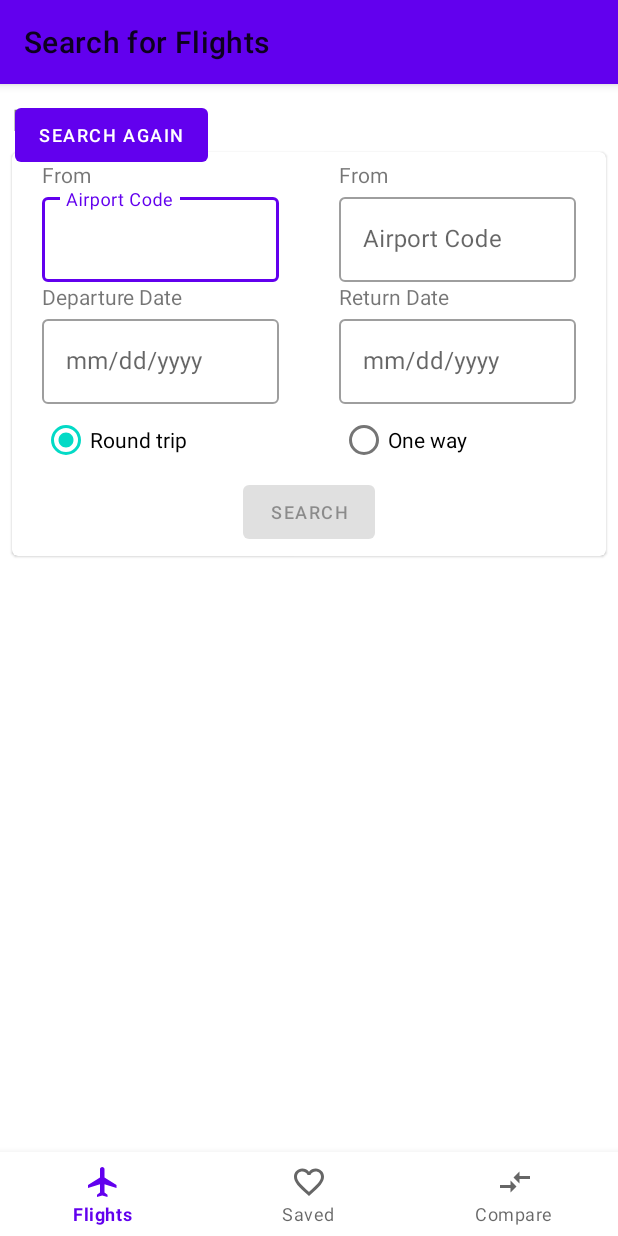
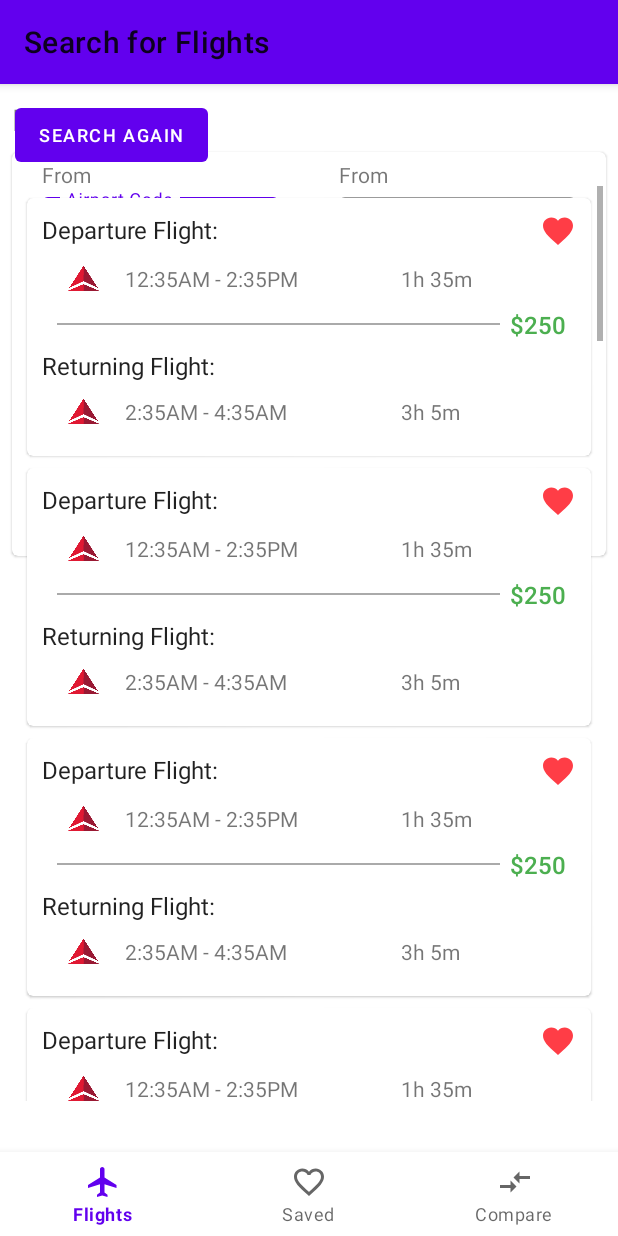
Before and after one commit to amandaf360/FlightCompare, an Android app: the fragment SearchResults placed in its activity, on a phone screen of 412 x 824 dp. Run offline under Robolectric (Android 15) with nearby library versions, the phone set to English and light mode, and no system bars; our stand-ins replace Firebase (no records; nobody signed in at launch, a user with empty details on screens opened directly).

Commit message:
search results stuff

```diff
--- a/app/src/main/java/com/example/flightcompare/FlightsTab/MyFlightResultRecyclerViewAdapter.java
+++ b/app/src/main/java/com/example/flightcompare/FlightsTab/MyFlightResultRecyclerViewAdapter.java
@@ -3,19 +3,16 @@ package com.example.flightcompare.FlightsTab;
 import androidx.recyclerview.widget.RecyclerView;
 
 import android.content.Context;
-import android.content.Intent;
-import android.graphics.drawable.Drawable;
-import android.graphics.drawable.Icon;
 import android.view.LayoutInflater;
 import android.view.View;
 import android.view.ViewGroup;
-import android.widget.AdapterView;
-import android.widget.CheckBox;
 import android.widget.ImageButton;
 import android.widget.ImageView;
 import android.widget.TextView;
 
 import com.example.flightcompare.Data.CollectionObjects.Flight;
+import com.example.flightcompare.Data.JsonObjects.FlightLeg;
+import com.example.flightcompare.Data.JsonObjects.Trip;
 import com.example.flightcompare.R;
 
 import java.util.ArrayList;
@@ -23,33 +20,34 @@ import java.util.List;
 
 public class MyFlightResultRecyclerViewAdapter extends RecyclerView.Adapter<MyFlightResultRecyclerViewAdapter.ViewHolder> {
 
-    private final List<Object> mItems;
+    private final List<Trip> mItems;
     private Context context;
 
     class ViewHolder extends RecyclerView.ViewHolder {
-        ImageView mImageView1;
-        TextView mTextView1;
-        TextView mTextView2;
-        TextView mTextView3;
-        ImageView mImageView2;
-        TextView mTextView4;
-        TextView mTextView5;
-        TextView mTextView6;
+        ImageView departAirlineImage;
+        TextView departTimeTextView;
+        TextView departDurationTextView;
+        ImageView returnAirlineImage;
+        TextView returnTimeTextView;
+        TextView returnDurationTextView;
+        TextView tripPriceTextView;
         ImageButton faveButton;
+        View divider;
         boolean favorited = false;
 //        CheckBox mCheckBox;
 
         ViewHolder(View v) {
             super(v);
-            mImageView1 = v.findViewById(R.id.depart_flight_airline_img);
-            mTextView1 = v.findViewById(R.id.depart_time_text);
-            mTextView2 = v.findViewById(R.id.depart_duration_text);
-            mTextView3 = v.findViewById(R.id.depart_price_text);
+            departAirlineImage = v.findViewById(R.id.depart_flight_airline_img);
+            departTimeTextView = v.findViewById(R.id.depart_time_text);
+            departDurationTextView = v.findViewById(R.id.depart_duration_text);
 
-            mImageView2 = v.findViewById(R.id.return_flight_airline_img);
-            mTextView4 = v.findViewById(R.id.return_time_text);
-            mTextView5 = v.findViewById(R.id.return_duration_text);
-            mTextView6 = v.findViewById(R.id.return_price_text);
+            returnAirlineImage = v.findViewById(R.id.return_flight_airline_img);
+            returnTimeTextView = v.findViewById(R.id.return_time_text);
+            returnDurationTextView = v.findViewById(R.id.return_duration_text);
+
+            tripPriceTextView = v.findViewById(R.id.flight_results_price_text);
+            divider = v.findViewById(R.id.flight_results_divider);
 
             faveButton = v.findViewById(R.id.favoriteButton);
 //            mCheckBox = v.findViewById(R.id.checkbox);
@@ -79,7 +77,7 @@ public class MyFlightResultRecyclerViewAdapter extends RecyclerView.Adapter<MyFl
 
     }
 
-    public MyFlightResultRecyclerViewAdapter(List<Object> lines) {
+    public MyFlightResultRecyclerViewAdapter(List<Trip> lines) {
         this.mItems = lines;
     }
 
@@ -93,89 +91,28 @@ public class MyFlightResultRecyclerViewAdapter extends RecyclerView.Adapter<MyFl
 
     @Override
     public void onBindViewHolder(ViewHolder holder, int position) {
-//        Icon flightIcon = (Icon)context.getResources().getDrawable(R.drawable.ic_flights, null);
-        String temp;
+        Trip trip = mItems.get(position);
+        boolean roundTrip = (trip.getInboundLeg() != null);
+
+        holder.departAirlineImage.setImageResource(R.drawable.delta_logo);
+        // parse the time for the outbound leg
+        holder.departTimeTextView.setText(parseFlightTime(trip.getOutboundLeg()));
+//        holder.departDurationTextView.setText(trip.getOutboundLeg().);
+        holder.departDurationTextView.setText("1h 35m");
+
+        if(roundTrip) {
+            holder.returnAirlineImage.setImageResource(R.drawable.delta_logo);
+            // parse the time for the inbound leg
+            holder.returnTimeTextView.setText(parseFlightTime(trip.getInboundLeg()));
+//        holder.returnDurationTextView.setText(trip.getInboundLeg().);
+            holder.returnDurationTextView.setText("3h 5m");
+            holder.divider.setVisibility(View.VISIBLE);
+        }
+        else {
+            holder.divider.setVisibility(View.INVISIBLE);
+        }
+        holder.tripPriceTextView.setText("$" + trip.getPrice());
         holder.bindFavoriteButton(mItems.get(position));
-        //final ImageButton btnTest =(ImageButton) findViewById(R.id.btnexctract);
-//        final ImageButton favoriteButton = holder.faveButton;
-//        favoriteButton.setOnClickListener(new View.OnClickListener() {
-//            @Override
-//            public void onClick(View view) {
-//
-//               // favoriteButton.setSelected(!btnextra.isPressed());
-////                if (favoriteButton.isPressed()) {
-////                    favoriteButton.setImageResource(R.drawable.yourImage);
-////                }
-////                else {
-////                    favoriteButton.setImageResource(R.drawable.fav);
-////                }
-//            }
-//        });
-        holder.mImageView1.setColorFilter(context.getResources().getColor(R.color.accentOrange));
-        holder.mImageView2.setImageResource(R.drawable.ic_flights);
-        holder.mImageView1.setImageResource(R.drawable.ic_flights);
-//        holder.mImageView1.setImageDrawable(flightIcon);
-
-        /*
-        TextView mTextView1;
-        TextView mTextView2;
-        TextView mTextView3;
-        ImageView mImageView2;
-        TextView mTextView4;
-        TextView mTextView5;
-        TextView mTextView6;
-        CheckBox mCheckBox;
-         */
-//        holder.mImageView2.setImageDrawable(flightIcon);
-        ArrayList<Flight> flights = (ArrayList<Flight>)mItems.get(position);
-//        String temp = flights.get(0).getDepart_time().toString() + " - " + flights.get(0).getArrive_time();
-        temp = "11:30 AM - 4:40 PM";
-        holder.mTextView1.setText(temp);
-        temp = flights.get(0).getFlytime().toString();
-        holder.mTextView2.setText(temp);
-        holder.mTextView3.setText(flights.get(0).getPrice().toString());
-
-//        temp = flights.get(1).getDepart_time().toString() + " - " + flights.get(1).getArrive_time();
-        temp = "9:30 AM - 12:40 PM";
-        holder.mTextView4.setText(temp);
-        temp = flights.get(1).getFlytime().toString();
-        holder.mTextView5.setText(temp);
-        holder.mTextView6.setText(flights.get(1).getPrice().toString());
-
-
-//        Drawable maleIcon = context.getResources().getDrawable(R.drawable.male_icon,null);
-//        Drawable star = context.getResources().getDrawable(R.drawable.star_icon,null);
-//        Drawable femaleIcon = context.getResources().getDrawable(R.drawable.female_icon,null);
-//
-//        String eventId = "";
-//        String personName = "";
-//        Event myEvent = new Event();
-//        Person myPerson = new Person();
-//        String toDisplay = "";
-//        if(lines.get(position).getClass() == Event.class) {
-//            myEvent = (Event)lines.get(position);
-//            eventId = myEvent.getEventID();
-//            myEvent = Model.get().getEventById(eventId);
-//            Person myEventPerson = Model.get().getPerson(myEvent.getPersonID());
-//            toDisplay = (myEvent.getEventType() + ": " + myEvent.getCity() + ", " + myEvent.getCountry()
-//                    + " (" + myEvent.getYear() + ")" + "\n" + myEventPerson.getFirstName() + " " + myEventPerson.getLastName());
-//            holder.mImageView.setImageDrawable(star);
-//            holder.bindEvent(eventId);
-//        }
-//        else if(lines.get(position).getClass() == Person.class) {
-//            myPerson = (Person)lines.get(position);
-//            String personId = myPerson.getPersonID();
-//            toDisplay = (myPerson.getFirstName() + " " + myPerson.getLastName());
-//            if(myPerson.getGender() == 'm') {
-//                holder.mImageView.setImageDrawable(maleIcon);
-//            }
-//            else {
-//                holder.mImageView.setImageDrawable(femaleIcon);
-//            }
-//            holder.bindPerson(personId);
-//        }
-//
-//        holder.mTextView.setText(toDisplay);
 
     }
 
@@ -189,6 +126,28 @@ public class MyFlightResultRecyclerViewAdapter extends RecyclerView.Adapter<MyFl
         super.onAttachedToRecyclerView(recyclerView);
     }
 
+    private String parseDate(FlightLeg flightLeg) {
+        String departDate = flightLeg.getDepartureDate();
+        //yyyy-mm-ddThh:mm:ss
+        Integer year = Integer.parseInt(departDate.substring(0, 3));
+        Integer month = Integer.parseInt(departDate.substring(5, 6));
+        Integer day = Integer.parseInt(departDate.substring(8, 9));
+        return (month.toString() + "/" + day.toString() + "/" + year.toString());
+    }
+
+    private String parseFlightTime(FlightLeg flightLeg) {
+        String departDate = flightLeg.getDepartureDate();
+        String returnDate = flightLeg.getArrivalDate();
+        //yyyy-mm-ddThh:mm:ss
+        Integer hourOut = Integer.parseInt(departDate.substring(11, departDate.indexOf(":")));
+        Integer minOut = Integer.parseInt(departDate.substring(departDate.indexOf(":") + 1, departDate.indexOf(":", departDate.indexOf(":") + 1)));
+        boolean outPM = (hourOut > 12);
+        Integer hourIn = Integer.parseInt(returnDate.substring(11, departDate.indexOf(":")));
+        Integer minIn = Integer.parseInt(returnDate.substring(departDate.indexOf(":") + 1, departDate.indexOf(":", departDate.indexOf(":") + 1)));
+        boolean inPM = (hourIn > 12);
+        return ((hourOut > 12 ? hourOut - 12 : hourOut) + ":" + minOut + (outPM ? "PM" : "AM") +
+                " - " + (hourIn > 12 ? hourIn - 12 : hourIn) + ":" + minIn + (inPM ? "PM" : "AM"));
+    }
 
 
 
--- a/app/src/main/java/com/example/flightcompare/MySavedFlightsRecyclerViewAdapter.java
+++ b/app/src/main/java/com/example/flightcompare/MySavedFlightsRecyclerViewAdapter.java
@@ -37,12 +37,12 @@ public class MySavedFlightsRecyclerViewAdapter extends RecyclerView.Adapter<MySa
             mImageView1 = v.findViewById(R.id.depart_flight_airline_img);
             mTextView1 = v.findViewById(R.id.depart_time_text);
             mTextView2 = v.findViewById(R.id.depart_duration_text);
-            mTextView3 = v.findViewById(R.id.depart_price_text);
+           // mTextView3 = v.findViewById(R.id.depart_price_text);
 
             mImageView2 = v.findViewById(R.id.return_flight_airline_img);
             mTextView4 = v.findViewById(R.id.return_time_text);
             mTextView5 = v.findViewById(R.id.return_duration_text);
-            mTextView6 = v.findViewById(R.id.return_price_text);
+            //mTextView6 = v.findViewById(R.id.return_price_text);
 
             mCheckBox = v.findViewById(R.id.checkbox);
         }
--- a/app/src/main/res/layout/fragment_flightresult_list_item.xml
+++ b/app/src/main/res/layout/fragment_flightresult_list_item.xml
@@ -9,7 +9,7 @@
     android:layout_marginLeft="@dimen/mtrl_card_spacing"
     android:layout_marginTop="@dimen/mtrl_card_spacing"
     android:layout_marginRight="@dimen/mtrl_card_spacing"
-    android:minHeight="200dp"
+    android:minHeight="150dp"
     android:padding="10dp">
 
     <LinearLayout
@@ -56,10 +56,10 @@
 
                 <ImageView
                     android:id="@+id/depart_flight_airline_img"
-                    android:layout_width="wrap_content"
-                    android:layout_height="wrap_content"
+                    android:layout_width="35dp"
+                    android:layout_height="35dp"
                     android:layout_gravity="center"
-                    android:paddingLeft="10dp"
+                    android:layout_marginLeft="10dp"
                     android:src="@drawable/ic_flights" />
 
                 <TextView
@@ -67,9 +67,9 @@
                     android:layout_width="match_parent"
                     android:layout_height="wrap_content"
                     android:layout_margin="10dp"
-                    android:layout_weight="2"
+                    android:layout_weight="1.5"
                     android:text="11:37 AM - 2:30 PM"
-                    android:textAppearance="?attr/textAppearanceListItem" />
+                    android:textAppearance="@style/TextAppearance.AppCompat.Small" />
 
                 <TextView
                     android:id="@+id/depart_duration_text"
@@ -78,24 +78,37 @@
                     android:layout_margin="10dp"
                     android:layout_weight="2"
                     android:text="1h 53m"
-                    android:textAppearance="?attr/textAppearanceListItem" />
+                    android:textAppearance="@style/TextAppearance.AppCompat.Small" />
+
+            </LinearLayout>
+
+            <LinearLayout
+                android:layout_width="match_parent"
+                android:layout_height="wrap_content"
+                android:gravity="center"
+                android:orientation="horizontal">
+
+                <View
+                    android:id="@+id/flight_results_divider"
+                    android:layout_width="match_parent"
+                    android:layout_height="1dp"
+                    android:layout_marginStart="10dp"
+                    android:layout_weight="1"
+                    android:background="@android:color/darker_gray" />
 
                 <TextView
-                    android:id="@+id/depart_price_text"
+                    android:id="@+id/flight_results_price_text"
                     android:layout_width="match_parent"
                     android:layout_height="wrap_content"
-                    android:layout_margin="10dp"
-                    android:layout_weight="2.5"
-                    android:text="$90"
-                    android:textAppearance="?attr/textAppearanceListItem" />
+                    android:layout_weight="6"
+                    android:gravity="center"
+                    android:text="$139"
+                    android:textAllCaps="false"
+                    android:textAppearance="@style/TextAppearance.AppCompat.Body2"
+                    android:textColor="#4CAF50"
+                    android:textSize="16sp" />
+
             </LinearLayout>
-
-            <View
-                android:id="@+id/divider"
-                android:layout_width="match_parent"
-                android:layout_height="1dp"
-                android:layout_marginRight="10dp"
-                android:background="@android:color/darker_gray" />
 
             <TextView
                 android:id="@+id/return_text"
@@ -112,10 +125,10 @@
 
                 <ImageView
                     android:id="@+id/return_flight_airline_img"
-                    android:layout_width="wrap_content"
-                    android:layout_height="wrap_content"
+                    android:layout_width="35dp"
+                    android:layout_height="35dp"
                     android:layout_gravity="center"
-                    android:paddingLeft="10dp"
+                    android:layout_marginLeft="10dp"
                     android:src="@drawable/ic_flights" />
 
                 <TextView
@@ -123,9 +136,9 @@
                     android:layout_width="match_parent"
                     android:layout_height="wrap_content"
                     android:layout_margin="10dp"
-                    android:layout_weight="2"
+                    android:layout_weight="1.5"
                     android:text="9:37 AM - 2:30 PM"
-                    android:textAppearance="?attr/textAppearanceListItem" />
+                    android:textAppearance="@style/TextAppearance.AppCompat.Small" />
 
                 <TextView
                     android:id="@+id/return_duration_text"
@@ -134,16 +147,8 @@
                     android:layout_margin="10dp"
                     android:layout_weight="2"
                     android:text="3h 53m"
-                    android:textAppearance="?attr/textAppearanceListItem" />
+                    android:textAppearance="@style/TextAppearance.AppCompat.Small" />
 
-                <TextView
-                    android:id="@+id/return_price_text"
-                    android:layout_width="match_parent"
-                    android:layout_height="wrap_content"
-                    android:layout_margin="10dp"
-                    android:layout_weight="2.5"
-                    android:text="$95"
-                    android:textAppearance="?attr/textAppearanceListItem" />
             </LinearLayout>
 
         </LinearLayout>
--- a/app/src/main/res/layout/fragment_saved_flights_list_item.xml
+++ b/app/src/main/res/layout/fragment_saved_flights_list_item.xml
@@ -173,7 +173,7 @@
                 android:orientation="horizontal">
 
                 <View
-                    android:id="@+id/saved_flights_divider"
+                    android:id="@+id/flight_results_divider"
                     android:layout_width="match_parent"
                     android:layout_height="1dp"
                     android:layout_marginStart="10dp"
@@ -181,7 +181,7 @@
                     android:background="@android:color/darker_gray" />
 
                 <TextView
-                    android:id="@+id/saved_flights_price_text"
+                    android:id="@+id/flight_results_price_text"
                     android:layout_width="match_parent"
                     android:layout_height="wrap_content"
                     android:layout_weight="6"
```
Also changed, not shown: app/src/main/java/com/example/flightcompare/Data/Singleton.java (+29 -0 lines), app/src/main/java/com/example/flightcompare/FlightsTab/SearchFlights.java (+6 -6 lines), app/src/main/java/com/example/flightcompare/FlightsTab/SearchResults.java (+9 -58 lines). Lines whose indentation alone changed are shown as unchanged.
